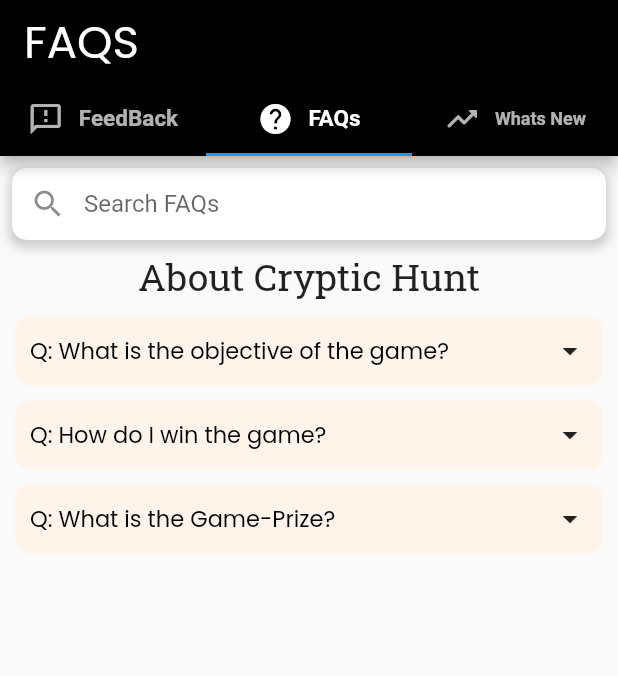
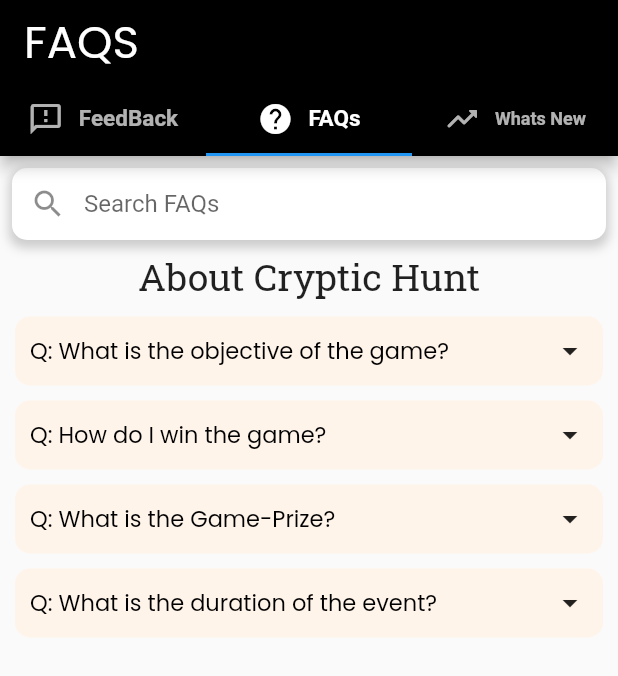
Before and after one commit to dev1abhi/FAQ_Dropdowns, a Flutter app: the screen it shows after launch, on a phone screen of 412 x 824 dp. Shown: the top 676 px of the screen. Run offline on Flutter 3.47's test engine with Material 2 defaults, Android fonts, the phone set to English and light mode, and no system bars; drawn by our look-alikes of getwidget; our stand-ins replace google_fonts.

Commit message:
feat: added another question

```diff
--- a/lib/faq_constants.dart
+++ b/lib/faq_constants.dart
@@ -14,4 +14,9 @@ List<Map<String, String>> yourDataList = [
     'content':
     'Praesent vel volutpat nibh, id pellentesque lacus. DonecSed ut perspiciatis unde omnis .',
   },
+  {
+    'title': 'Q: What is the duration of the event?',
+    'content':
+    'Praesent vel volutpat nibh, id pellentesque lacus. DonecSed ut perspiciatis unde omnis .',
+  },
 ];
```
